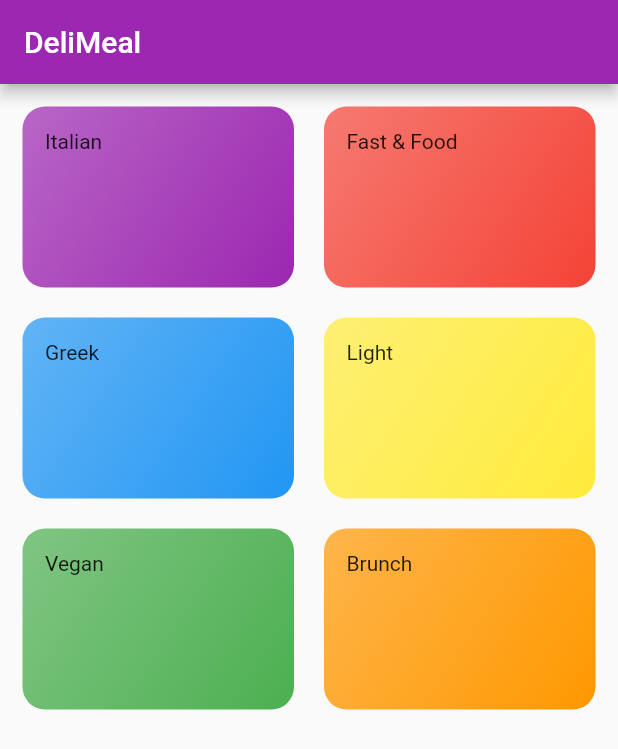
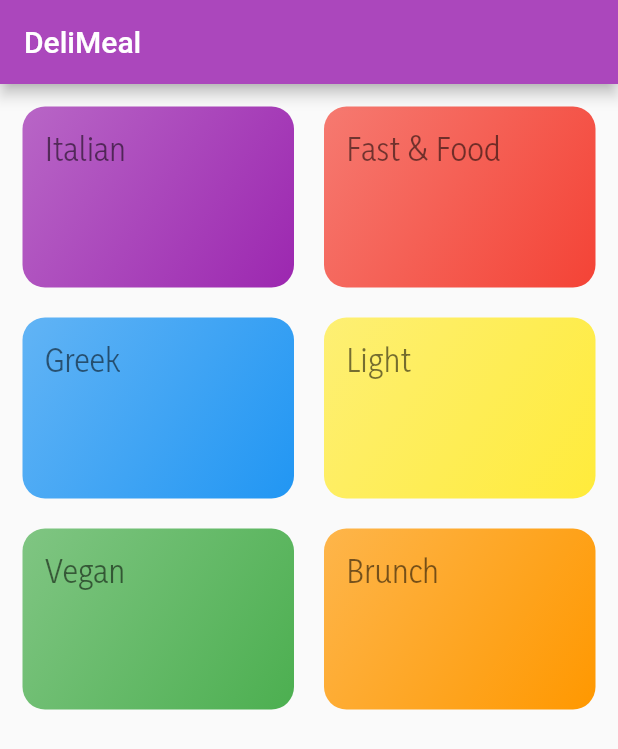
Before and after one commit to SerKleanthis/meal_app, a Flutter app: the screen it shows after launch, on a phone screen of 412 x 824 dp. Shown: the top 749 px of the screen. Run offline on Flutter 3.47's test engine with Material 2 defaults, Android fonts, the phone set to English and light mode, and no system bars.

Commit message:
New screen added

```diff
--- a/lib/category_item.dart
+++ b/lib/category_item.dart
@@ -1,16 +1,31 @@
 import 'package:flutter/material.dart';
+import 'package:meal_app/screens/category_meals_screen.dart';
 
 class CategoryItem extends StatelessWidget {
+  final String id;
   final String title;
   final Color color;
 
-  const CategoryItem(this.title, this.color);
+  const CategoryItem(this.id, this.title, this.color);
+
+  void selectCategory(BuildContext ctx) {
+    Navigator.of(ctx).push(MaterialPageRoute(builder: (_) {
+      return CategoryMealsScreen(id, title, color);
+    }));
+  }
 
   @override
   Widget build(BuildContext context) {
-    return Container(
+    return InkWell(
+      onTap: () => selectCategory(context),
+      splashColor: Theme.of(context).colorScheme.primary,
+      borderRadius: BorderRadius.circular(15),
+      child: Container(
         padding: const EdgeInsets.all(15),
-      child: Text(title),
+        child: Text(
+          title,
+          style: Theme.of(context).textTheme.headline1,
+        ),
         decoration: BoxDecoration(
           gradient: LinearGradient(
             colors: [
@@ -22,6 +37,7 @@ class CategoryItem extends StatelessWidget {
           ),
           borderRadius: BorderRadius.circular(15),
         ),
+      ),
     );
   }
 }
--- a/lib/main.dart
+++ b/lib/main.dart
@@ -1,5 +1,5 @@
 import 'package:flutter/material.dart';
-import 'package:meal_app/categories_screen.dart';
+import 'package:meal_app/screens/categories_screen.dart';
 
 void main() => runApp(MyApp());
 
@@ -14,7 +14,31 @@ class _MyAppState extends State<MyApp> {
     return MaterialApp(
       title: 'DeliMeals',
       theme: ThemeData(
-        primarySwatch: Colors.purple,
+        colorScheme: ColorScheme(
+          primary: Colors.purple.shade400,
+          primaryVariant: Colors.purple,
+          secondary: Colors.amber.shade400,
+          secondaryVariant: Colors.amber,
+          surface: Colors.grey.shade200,
+          background: Colors.white,
+          error: Colors.red,
+          onPrimary: Colors.white,
+          onSecondary: Colors.white,
+          onSurface: Colors.black,
+          onBackground: Colors.black,
+          onError: Colors.black,
+          brightness: Brightness.light,
+        ),
+        // colorScheme.: Colors.amber,
+        fontFamily: 'Yaldevi',
+        textTheme: ThemeData.light().textTheme.copyWith(
+              bodyText1: const TextStyle(color: Colors.black),
+              bodyText2: const TextStyle(color: Colors.black),
+              headline1: const TextStyle(
+                fontSize: 20,
+                fontFamily: 'Yaldevi',
+              ),
+            ),
       ),
       home: CategoriesScreen(),
     );
--- a/lib/categories_screen.dart
+++ b/lib/screens/categories_screen.dart
@@ -1,6 +1,6 @@
 import 'package:flutter/material.dart';
 import 'package:meal_app/category_item.dart';
-import './dummy_data.dart';
+import '../dummy_data.dart';
 
 class CategoriesScreen extends StatelessWidget {
   @override
@@ -17,8 +17,13 @@ class CategoriesScreen extends StatelessWidget {
           crossAxisSpacing: 20,
           mainAxisSpacing: 20,
         ),
-        children:
-            dummyCategories.map((d) => CategoryItem(d.title, d.color)).toList(),
+        children: dummyCategories
+            .map((d) => CategoryItem(
+                  d.id,
+                  d.title,
+                  d.color,
+                ))
+            .toList(),
       ),
     );
   }
```
Also changed, not shown: lib/screens/category_meals_screen.dart (added, +21 -0 lines), pubspec.yaml (+8 -6 lines). Lines whose indentation alone changed are shown as unchanged.
